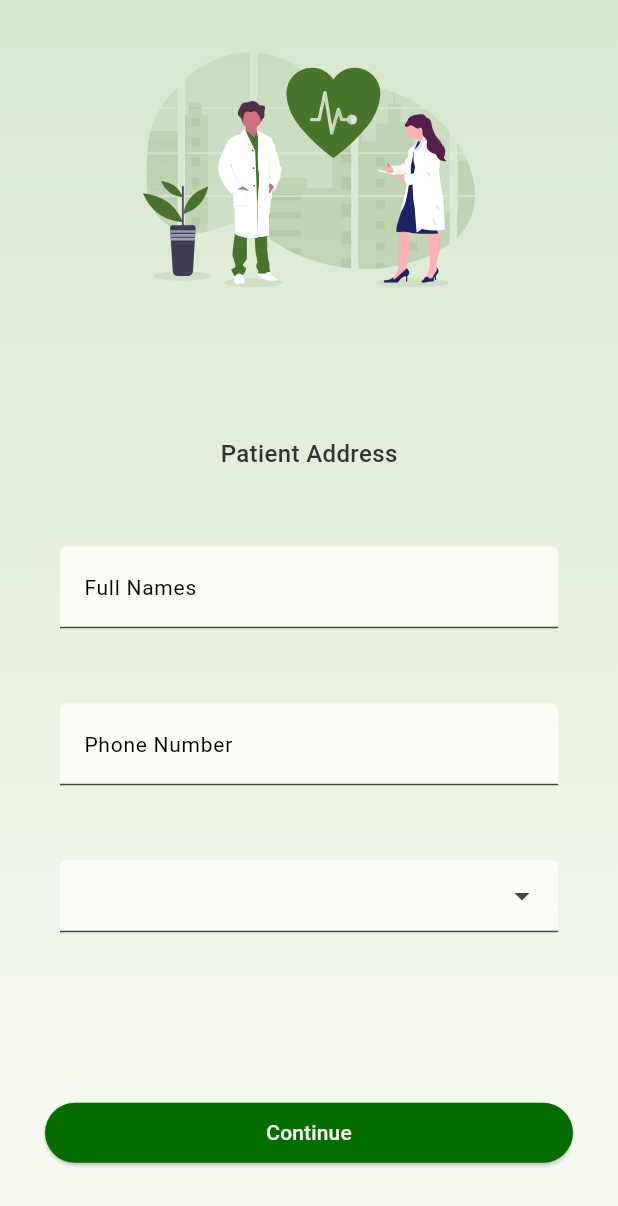
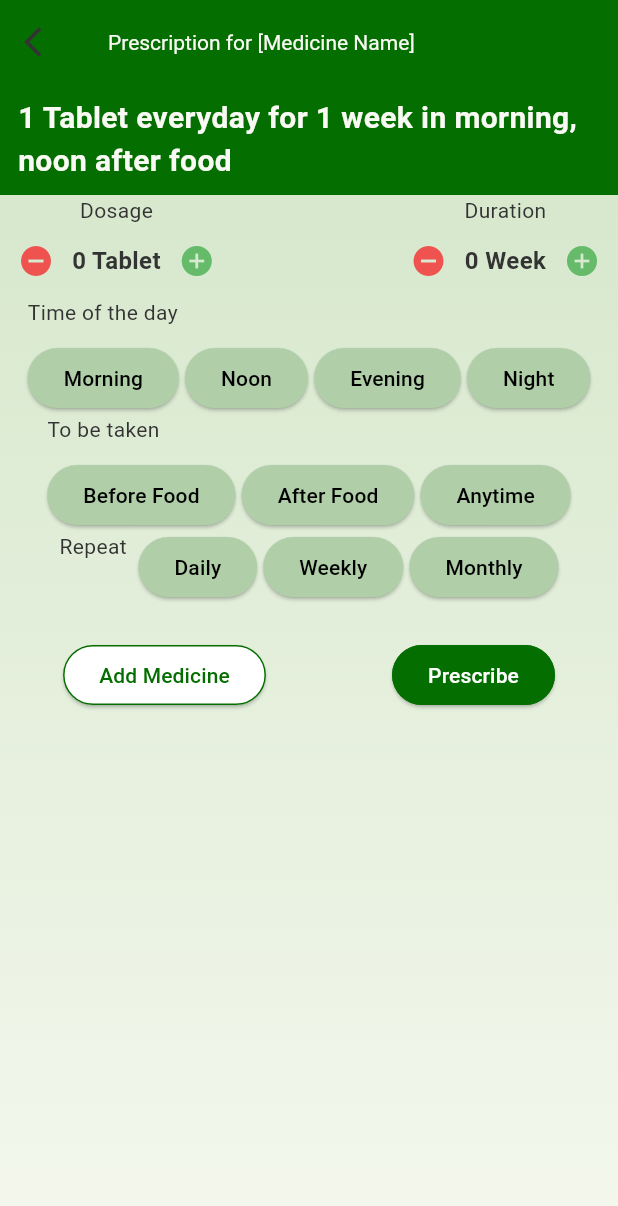
Before and after one commit to nahimanajz/Healthier, a Flutter app: the screen it shows after launch, on a phone screen of 412 x 824 dp. Shown: the top 1206 px of the screen. Run offline on Flutter 3.47's test engine with Material 2 defaults, Android fonts, the phone set to English and light mode, and no system bars; drawn by our look-alikes of select_form_field; our stand-ins replace flutter_svg, font_awesome_flutter.

Commit message:
add time for the day section

```diff
--- a/lib/main.dart
+++ b/lib/main.dart
@@ -1,5 +1,5 @@
 import 'package:flutter/material.dart';
-import 'package:healthier/screens/prescribe.screen.dart';
+import 'package:healthier/screens/dosage.secreen.dart';
 
 import 'utils/color_schemes.g.dart';
 
@@ -11,7 +11,8 @@ void main() {
       themeMode: ThemeMode.system,
       debugShowCheckedModeBanner: false,
       //home: const HomeScreen(),
-      home: const PrescribeScreen(),
+      // home: const PrescribeScreen(),
+      home: const DosageScreen(),
     ),
   );
 }
--- /dev/null
+++ b/lib/screens/dosage.secreen.dart
@@ -0,0 +1,313 @@
+import 'package:flutter/material.dart';
+import 'package:healthier/utils/color_schemes.g.dart';
+import 'package:healthier/widgets/styles/gradient.decoration.dart';
+
+import '../widgets/styles/KTextStyle.dart';
+
+class DosageScreen extends StatefulWidget {
+  const DosageScreen({super.key});
+
+  @override
+  State<DosageScreen> createState() => _DosageState();
+}
+
+class _DosageState extends State<DosageScreen> {
+  int dosage = 0;
+  int duration = 0;
+  bool isMorningActive = false;
+  bool isNoonActive = false;
+  bool isEveningActive = false;
+  bool isNightActive = false;
+
+  //
+  int foodCorrelation = 0;
+  int repeat = 0;
+  setDailyRepeat() {
+    setState(() {
+      repeat = 1;
+    });
+  }
+
+  setMonthlyRepeat() {
+    setState(() {
+      repeat = 2;
+    });
+  }
+
+  setYearlyRepeat() {
+    setState(() {
+      repeat = 3;
+    });
+  }
+
+  void setBeforeFood() {
+    setState(() {
+      foodCorrelation = 1;
+    });
+  }
+
+  void setAfterFood() {
+    setState(() {
+      foodCorrelation = 2;
+    });
+  }
+
+  void setAnytimeFood() {
+    setState(() {
+      foodCorrelation = 3;
+    });
+  }
+
+  void toggleMorning() {
+    setState(() {
+      isMorningActive = !isMorningActive;
+    });
+  }
+
+  void toggleNoon() {
+    setState(() {
+      isNoonActive = !isNoonActive;
+    });
+  }
+
+  void toggleEvening() {
+    setState(() {
+      isEveningActive = !isEveningActive;
+    });
+  }
+
+  void toggleNight() {
+    setState(() {
+      isNightActive = !isNightActive;
+    });
+  }
+
+  @override
+  void initState() {
+    super.initState();
+  }
+
+  @override
+  void dispose() {
+    super.dispose();
+  }
+
+  void onDosageIncrement() {
+    setState(() {
+      dosage += 1;
+    });
+  }
+
+  void onDosageDecrement() {
+    setState(() {
+      if (dosage > 1) {
+        dosage -= 1;
+      } else {
+        dosage = 1;
+      }
+    });
+  }
+
+  void onDurationIncrement() {
+    setState(() {
+      duration += 1;
+    });
+  }
+
+  void onDurationDecrement() {
+    setState(() {
+      if (duration > 1) {
+        duration -= 1;
+      } else {
+        duration = 1;
+      }
+    });
+  }
+
+  @override
+  Widget build(BuildContext context) {
+    var dayTimes = [
+      buildElevatedButton(toggleMorning, isMorningActive, "Morning"),
+      buildElevatedButton(toggleNoon, isNoonActive, "Noon"),
+      buildElevatedButton(toggleEvening, isEveningActive, "Evening"),
+      buildElevatedButton(toggleNight, isNightActive, "Night"),
+    ];
+    var foodCorrelations = [
+      buildElevatedButton(setBeforeFood, foodCorrelation == 1, "Before Food"),
+      buildElevatedButton(setAfterFood, foodCorrelation == 2, "After Food"),
+      buildElevatedButton(setAnytimeFood, foodCorrelation == 3, "Anytime")
+    ];
+    var repeats = [
+      buildElevatedButton(setDailyRepeat, repeat == 1, "Daily"),
+      buildElevatedButton(setMonthlyRepeat, repeat == 2, "Weekly"),
+      buildElevatedButton(setYearlyRepeat, repeat == 3, "Monthly"),
+    ];
+    return Scaffold(
+      appBar: AppBar(
+        leading: IconButton(
+          onPressed: () {
+            //TODO: this back works after implementing navigations
+            Navigator.pop(context);
+          },
+          icon: const Icon(Icons.arrow_back_ios),
+        ),
+        title: KTextStyle(
+          text: 'Prescription for [Medicine Name]',
+          color: lightColorScheme.surface,
+          size: 14.0,
+        ),
+        backgroundColor: lightColorScheme.primary,
+      ),
+      body: SafeArea(
+        child: Container(
+          color: lightColorScheme.primary,
+          child: ListView(
+            children: [
+              Flexible(
+                flex: 1,
+                //TODO: put every state value at appropriate location in below long text
+                child: Container(
+                  padding: const EdgeInsets.fromLTRB(12.0, 8.0, 12.0, 8.0),
+                  child: KTextStyle(
+                    text:
+                        '''1 Tablet everyday for 1 week in morning, noon after food ''',
+                    color: lightColorScheme.surface,
+                    fontWeight: FontWeight.w700,
+                    size: 20.0,
+                  ),
+                ),
+              ),
+              Flexible(
+                flex: 4,
+                child: Container(
+                  decoration: gradientDecoration,
+                  height: MediaQuery.of(context).size.height,
+                  child: Column(
+                    children: [
+                      Row(
+                        mainAxisAlignment: MainAxisAlignment
+                            .spaceBetween, //TODO:wrap in padding
+                        children: [
+                          buildColumn("Dosage", '${dosage} Tablet',
+                              onDosageDecrement, onDosageIncrement),
+                          buildColumn("Duration", '${duration} Week',
+                              onDurationDecrement, onDurationIncrement)
+                        ],
+                      ),
+                      buildWrap("Time of the day", dayTimes),
+                      buildWrap("To be taken", foodCorrelations),
+                      buildWrap("Repeat ", repeats),
+                      Container(
+                        margin: const EdgeInsets.symmetric(
+                            vertical: 24.0, horizontal: 0.0),
+                        child: Row(
+                          mainAxisAlignment: MainAxisAlignment.spaceAround,
+                          children: [
+                            ElevatedButton(
+                              //TODO: Add new medicine to prescriptions array
+                              onPressed: () {},
+                              style: ElevatedButton.styleFrom(
+                                  backgroundColor: Colors.white,
+                                  shape: StadiumBorder(
+                                      side: BorderSide(
+                                          color: lightColorScheme.primary))),
+                              child: KTextStyle(
+                                text: "Add Medicine",
+                                color: lightColorScheme.primary,
+                                size: 14.0,
+                              ),
+                            ),
+                            ElevatedButton(
+                              //TODO: save prescription to database
+                              onPressed: () {},
+                              style: ElevatedButton.styleFrom(
+                                  backgroundColor: lightColorScheme.primary,
+                                  shape: StadiumBorder(
+                                      side: BorderSide(
+                                          color: lightColorScheme.primary))),
+                              child: KTextStyle(
+                                text: "Prescribe",
+                                color: lightColorScheme.onPrimary,
+                                size: 14.0,
+                              ),
+                            )
+                          ],
+                        ),
+                      )
+                    ],
+                  ),
+                ),
+              ),
+            ],
+          ),
+        ),
+      ),
+    );
+  }
+
+  Wrap buildWrap(String title, var children) {
+    return Wrap(
+      alignment: WrapAlignment.spaceBetween,
+      runSpacing: 10.0,
+      spacing: 4.0,
+      direction: Axis.horizontal,
+      children: [
+        KTextStyle(text: title, color: Color(0xFF333333), size: 14.0),
+        Wrap(
+          spacing: 4.0,
+          runSpacing: 4.0,
+          children: children,
+        )
+      ],
+    );
+  }
+
+  ElevatedButton buildElevatedButton(
+      void Function() onPressed, bool isActive, String title) {
+    return ElevatedButton(
+      onPressed: onPressed,
+      style: ElevatedButton.styleFrom(
+          backgroundColor:
+              isActive ? lightColorScheme.primary : lightColorScheme.secondary),
+      child: KTextStyle(
+          text: title,
+          color: isActive ? lightColorScheme.onPrimary : lightColorScheme.scrim,
+          size: 14.0),
+    );
+  }
+
+  Column buildColumn(String label, String medValueAndType,
+      void Function() onDecrement, void Function() onIncrement) {
+    return Column(
+      //mainAxisAlignment: MainAxisAlignment.spaceAround,
+      children: [
+        KTextStyle(
+          text: label,
+          color: Color(0xFF333333),
+          fontWeight: FontWeight.w400,
+          size: 14.0,
+        ),
+        Row(
+          children: [
+            IconButton(
+              icon: Icon(Icons.remove_circle, color: Colors.red.shade400),
+              onPressed: onDecrement,
+              highlightColor: Colors.green.shade700,
+            ),
+            KTextStyle(
+              text: medValueAndType,
+              color: Color(0xFF333333),
+              fontWeight: FontWeight.w700,
+              size: 16.0,
+            ),
+            IconButton(
+              highlightColor: Colors.green.shade700,
+              icon: Icon(Icons.add_circle, color: Colors.green.shade400),
+              onPressed: onIncrement,
+            ),
+          ],
+        ),
+      ],
+    );
+  }
+}
--- a/lib/widgets/styles/KTextStyle.dart
+++ b/lib/widgets/styles/KTextStyle.dart
@@ -2,17 +2,17 @@ import 'package:flutter/material.dart';
 
 class KTextStyle extends StatelessWidget {
   final String text;
-
   final Color color;
   final FontWeight? fontWeight;
   final double size;
 
-  const KTextStyle(
-      {super.key,
-      required this.text,
-      required this.color,
-      this.fontWeight,
-      required this.size});
+  const KTextStyle({
+    super.key,
+    required this.text,
+    required this.color,
+    this.fontWeight,
+    required this.size,
+  });
 
   @override
   Widget build(BuildContext context) {
```
Also changed, not shown: lib/utils/color_schemes.g.dart.
